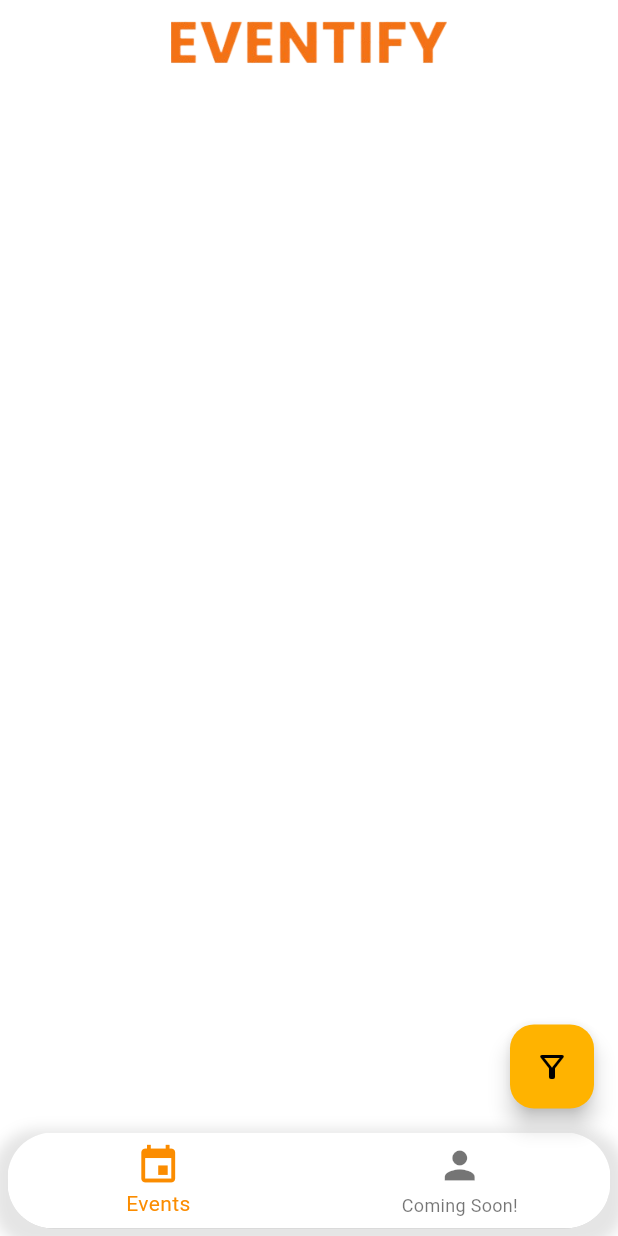
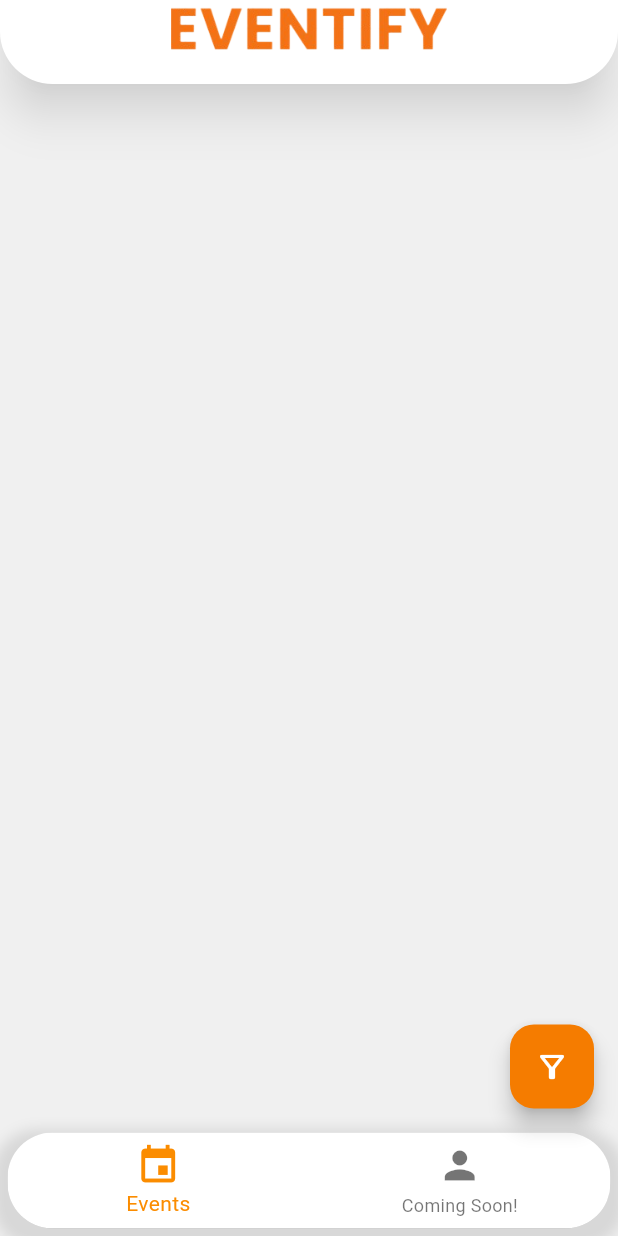
Before and after one commit to Pablorv004/eventify-frontend, a Flutter app: the UserScreen screen opened directly, on a phone screen of 412 x 824 dp. Run offline on Flutter 3.47's test engine with Material 3 defaults, Android fonts, the phone set to English and light mode, and no system bars; drawn by our look-alikes of flutter_expandable_fab; our stand-ins replace flutter_slidable; accounts and stored records are empty; network calls fail.

Commit message:
User related screens and widgets rework

```diff
--- a/eventify/lib/screens/user/user_event_screen.dart
+++ b/eventify/lib/screens/user/user_event_screen.dart
@@ -14,7 +14,7 @@ class UserEventScreen extends StatelessWidget {
     eventProvider.sortEventsByTime();
 
     return Padding(
-      padding: const EdgeInsets.symmetric(horizontal: 10),
+      padding: const EdgeInsets.only(left: 15, right: 15, top: 10),
       child: ListView.builder(
         itemCount: eventProvider.eventList.length,
         itemBuilder: (context, index) {
--- a/eventify/lib/screens/user/user_screen.dart
+++ b/eventify/lib/screens/user/user_screen.dart
@@ -12,18 +12,47 @@ class UserScreen extends StatefulWidget {
 }
 
 class _UserScreenState extends State<UserScreen> {
-  final screenList = [UserEventScreen(), ComingSoonScreen()];
+  final PageController _pageController = PageController(initialPage: 0);
+  final List<Widget> screenList = [const UserEventScreen(), const ComingSoonScreen()];
   int currentScreenIndex = 0;
+
+  @override
+  void dispose() {
+    _pageController.dispose();
+    super.dispose();
+  }
 
   @override
   Widget build(BuildContext context) {
     return Scaffold(
       appBar: AppBar(
-        title: Image.asset('assets/images/eventify-text.png', height: 50),
+        shape: const RoundedRectangleBorder(
+          borderRadius: BorderRadius.only(bottomLeft: Radius.circular(35), bottomRight: Radius.circular(35)),
+        ),
+        title: Padding(
+          padding: const EdgeInsets.only(bottom: 18),
+          child: Image.asset('assets/images/eventify-text.png', height: 50),
+        ),
+        elevation: 12.0,
+        shadowColor: Colors.black.withOpacity(0.5), // Optional: Customize shadow color
         scrolledUnderElevation: 20,
         centerTitle: true,
+        surfaceTintColor: Colors.transparent,
       ),
-      body: screenList[currentScreenIndex],
+
+      // Body properties
+      extendBodyBehindAppBar: true,
+      extendBody: true,
+      backgroundColor: const Color.fromARGB(255, 240, 240, 240),
+
+      // Body
+      body: PageView(
+        controller: _pageController,
+        onPageChanged: _onPageChanged,
+        children: screenList,
+      ),
+
+      // Bottom Navigation Bar
       bottomNavigationBar: Container(
         padding: const EdgeInsets.only(bottom: 5, right: 5, left: 5),
         decoration: BoxDecoration(
@@ -58,15 +87,31 @@ class _UserScreenState extends State<UserScreen> {
             currentIndex: currentScreenIndex,
             onTap: (index) {
               setState(() {
-                currentScreenIndex = index;
+                _onBottomNavTapped(index);
               });
             },
             elevation: 20.0,
           ),
         ),
       ),
+
+      // Floating action buttons
       floatingActionButtonLocation: ExpandableFab.location,
       floatingActionButton: const FilterButton(),
     );
   }
+
+  void _onPageChanged(int index) {
+    setState(() {
+      currentScreenIndex = index;
+    });
+  }
+
+  void _onBottomNavTapped(int index) {
+    _pageController.animateToPage(
+      index,
+      duration: const Duration(milliseconds: 300),
+      curve: Curves.easeInOut,
+    );
+  }
 }
--- a/eventify/lib/widgets/filter_button.dart
+++ b/eventify/lib/widgets/filter_button.dart
@@ -13,8 +13,8 @@ class FilterButton extends StatelessWidget {
       openButtonBuilder: RotateFloatingActionButtonBuilder(
         child: const Icon(Icons.filter_alt_outlined),
         fabSize: ExpandableFabSize.regular,
-        foregroundColor: Colors.black,
-        backgroundColor: AppColors.amberOrange,
+        foregroundColor: Colors.white,
+        backgroundColor: AppColors.darkOrange,
       ),
       closeButtonBuilder: RotateFloatingActionButtonBuilder(
         angle: 3.15,
```
Also changed, not shown: eventify/lib/widgets/event_card.dart (+14 -2 lines).
